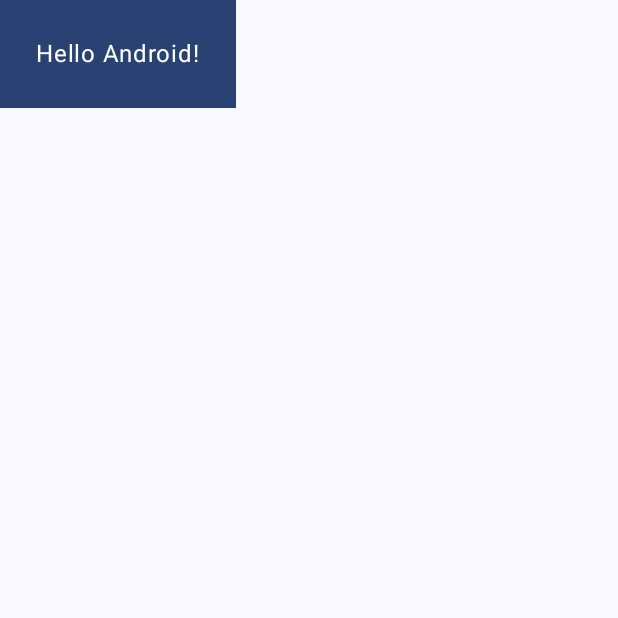
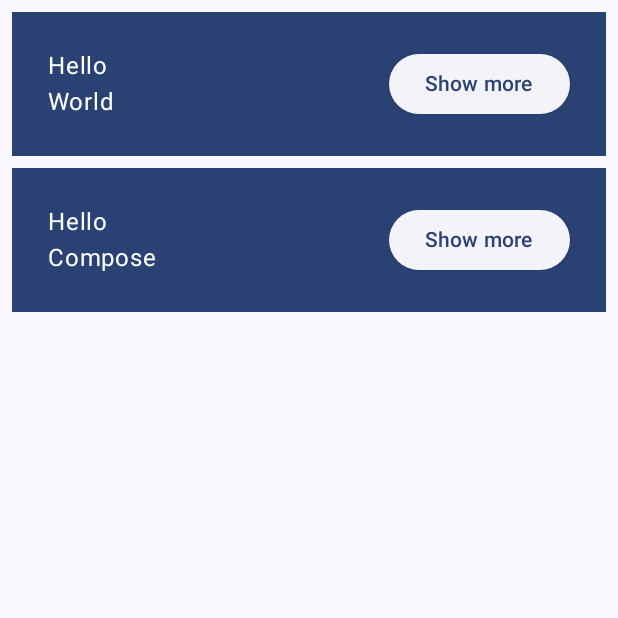
Before and after one commit to my-nguyen/CodelabComposeBasics, an Android app built with Jetpack Compose: the composable MyApp shown on its own in the app's theme, on a phone screen of 412 x 824 dp, the top half of it. Run offline under Robolectric (Android 15) with nearby library versions, the phone set to English and light mode, and no system bars.

Commit message:
b5: Creating columns and rows

```diff
--- a/app/src/main/java/com/nguyen/codelab_compose_basics/MainActivity.kt
+++ b/app/src/main/java/com/nguyen/codelab_compose_basics/MainActivity.kt
@@ -3,8 +3,11 @@ package com.nguyen.codelab_compose_basics
 import android.os.Bundle
 import androidx.activity.ComponentActivity
 import androidx.activity.compose.setContent
+import androidx.compose.foundation.layout.Column
+import androidx.compose.foundation.layout.Row
 import androidx.compose.foundation.layout.fillMaxSize
 import androidx.compose.foundation.layout.padding
+import androidx.compose.material3.ElevatedButton
 import androidx.compose.material3.MaterialTheme
 import androidx.compose.material3.Surface
 import androidx.compose.material3.Text
@@ -27,28 +30,40 @@ class MainActivity : ComponentActivity() {
 
 @Composable
 fun Greeting(name: String, modifier: Modifier = Modifier) {
-    Surface(color = MaterialTheme.colorScheme.primary) {
-        Text(
-            text = "Hello $name!",
-            modifier = modifier.padding(24.dp)
-        )
+    Surface(
+        color = MaterialTheme.colorScheme.primary,
+        modifier = modifier.padding(vertical = 4.dp, horizontal = 8.dp)
+    ) {
+        Row(modifier = Modifier.padding(24.dp)) {
+            Column(modifier = Modifier.weight(1f)) {
+                Text(text = "Hello ")
+                Text(text = name)
+            }
+            ElevatedButton(
+                onClick = { /* TODO */ }
+            ) {
+                Text("Show more")
+            }
+        }
     }
 }
 
-@Preview(showBackground = true, name = "My Preview")
+@Preview(showBackground = true, widthDp = 320)
 @Composable
 fun GreetingPreview() {
     CodelabComposeBasicsTheme {
-        Greeting("Android")
+        MyApp()
     }
 }
 
 @Composable
-fun MyApp(modifier: Modifier = Modifier) {
-    Surface(
-        modifier = modifier,
-        color = MaterialTheme.colorScheme.background
-    ) {
-        Greeting("Android")
+fun MyApp(
+    modifier: Modifier = Modifier,
+    names: List<String> = listOf("World", "Compose")
+) {
+    Column(modifier = modifier.padding(vertical = 4.dp)) {
+        for (name in names) {
+            Greeting(name = name)
+        }
     }
 }
```
